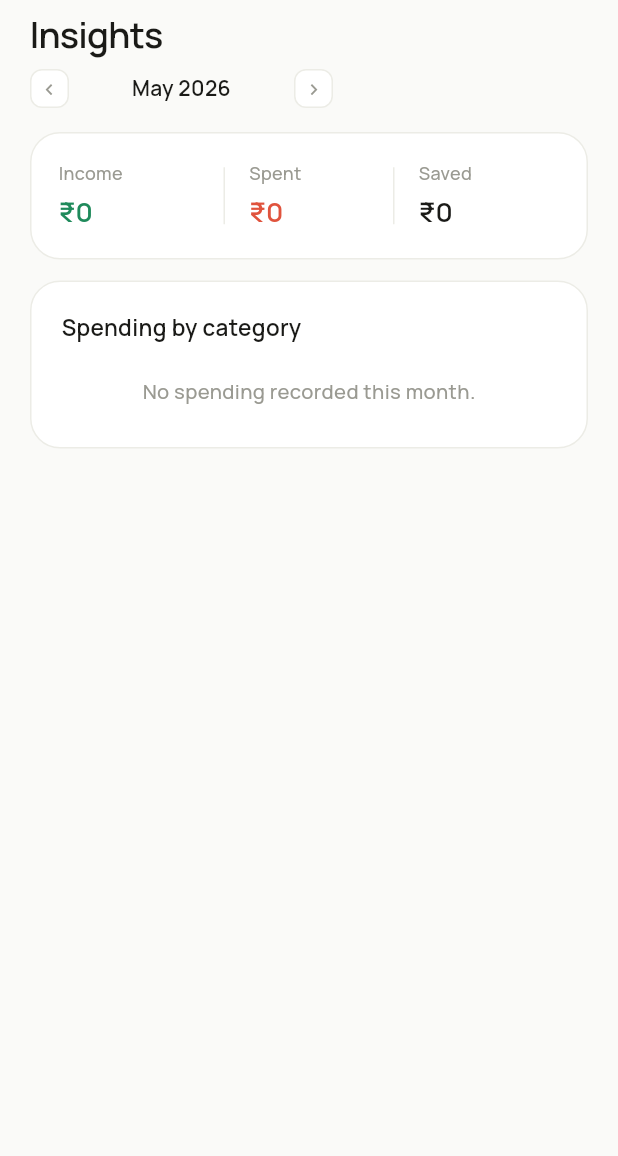
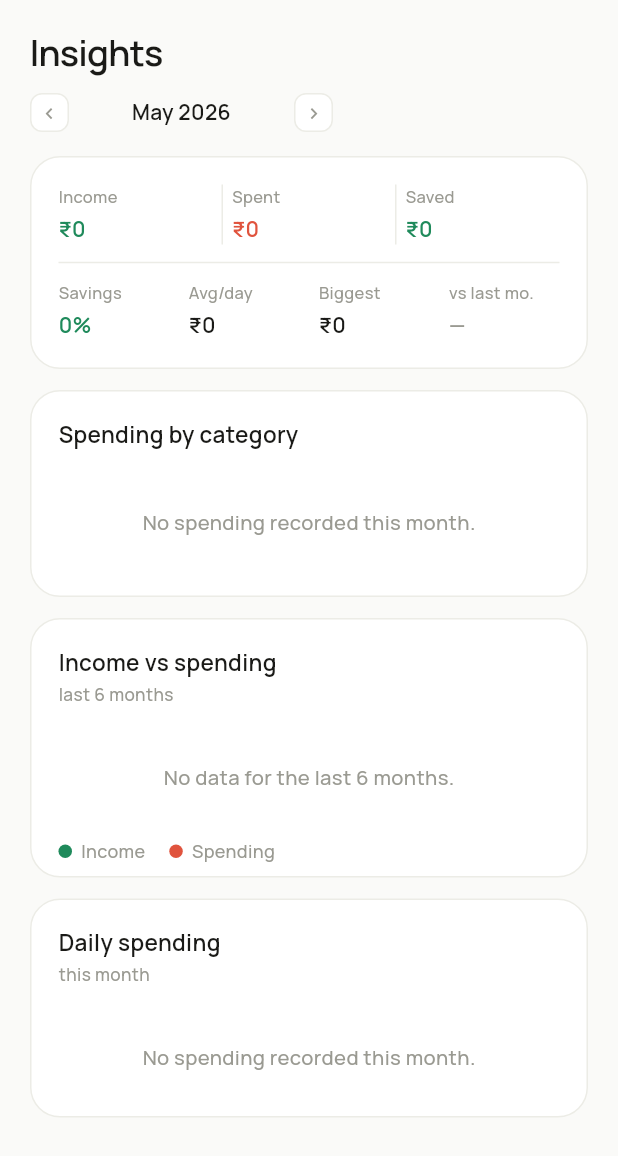
Before and after one commit to thomasmartinoa/SpendWise, a Flutter app: the InsightsScreen widget shown alone on an empty page, opened directly, after a tap on an icon or button, on a phone screen of 412 x 824 dp. Shown: the top 1156 px of the screen. Run offline on Flutter 3.47's test engine with Material 3 defaults, Android fonts, the phone set to English and light mode, and no system bars; our stand-ins replace file_picker, fl_chart, google_fonts, share_plus, shared_preferences; accounts and stored records are empty.

Commit message:
feat: richer Insights screen with fl_chart donut, trend, and daily cards

```diff
--- a/lib/app_state.dart
+++ b/lib/app_state.dart
@@ -398,7 +398,12 @@ class AppState extends ChangeNotifier {
         amount = a;
       });
 
-  int _now() => DateTime.now().millisecondsSinceEpoch;
+  static int _lastNow = 0;
+  int _now() {
+    final ms = DateTime.now().millisecondsSinceEpoch;
+    _lastNow = ms > _lastNow ? ms : _lastNow + 1;
+    return _lastNow;
+  }
 
   void save() {
     final val = double.tryParse(amount) ?? 0;
--- a/lib/screens/insights_screen.dart
+++ b/lib/screens/insights_screen.dart
@@ -1,8 +1,10 @@
 import 'package:flutter/material.dart';
-import 'package:provider/provider.dart';
 
-import '../app_state.dart';
 import '../theme.dart';
+import '../widgets/charts/category_donut_card.dart';
+import '../widgets/charts/daily_spending_card.dart';
+import '../widgets/charts/monthly_trend_card.dart';
+import '../widgets/charts/summary_stats_card.dart';
 import '../widgets/ui.dart';
 
 class InsightsScreen extends StatelessWidget {
@@ -10,23 +12,9 @@ class InsightsScreen extends StatelessWidget {
 
   @override
   Widget build(BuildContext context) {
-    final app = context.watch<AppState>();
     final c = AppColors.of(context);
-
-    // aggregate spending by category for the viewed month
-    final agg = <String, int>{};
-    for (final t in app.monthTx) {
-      agg[t.category] = (agg[t.category] ?? 0) + t.amount;
-    }
-    final catArr = agg.entries
-        .map((e) => (cat: app.catOf(e.key), amt: e.value))
-        .toList()
-      ..sort((a, b) => b.amt - a.amt);
-    final maxCat =
-        catArr.isEmpty ? 1 : catArr.map((e) => e.amt).reduce((a, b) => a > b ? a : b);
-
     return ListView(
-      padding: const EdgeInsets.fromLTRB(20, 6, 20, 116),
+      padding: const EdgeInsets.fromLTRB(20, 18, 20, 116),
       children: [
         Text('Insights',
             style: manrope(
@@ -34,136 +22,17 @@ class InsightsScreen extends StatelessWidget {
                 weight: FontWeight.w800,
                 color: c.ink,
                 letterSpacing: -0.5)),
-        const SizedBox(height: 6),
+        const SizedBox(height: 10),
         const MonthSwitch(),
         const SizedBox(height: 16),
-
-        // summary
-        AppCard(
-          child: Row(
-            children: [
-              _Stat(label: 'Income', value: app.fmt(app.monthIncome), color: Brand.green),
-              _vDivider(c.line),
-              _Stat(label: 'Spent', value: app.fmt(app.monthSpent), color: Brand.accent, padLeft: true),
-              _vDivider(c.line),
-              _Stat(label: 'Saved', value: app.fmt(app.monthIncome - app.monthSpent), color: c.ink, padLeft: true),
-            ],
-          ),
-        ),
+        const SummaryStatsCard(),
         const SizedBox(height: 14),
-
-        // category bars
-        AppCard(
-          padding: const EdgeInsets.all(20),
-          child: Column(
-            crossAxisAlignment: CrossAxisAlignment.start,
-            children: [
-              Text('Spending by category',
-                  style: manrope(
-                      size: 15, weight: FontWeight.w800, color: c.ink)),
-              if (catArr.isEmpty)
-                Padding(
-                  padding: const EdgeInsets.only(top: 22, bottom: 8),
-                  child: Center(
-                    child: Text('No spending recorded this month.',
-                        style: manrope(
-                            size: 13.5,
-                            weight: FontWeight.w600,
-                            color: c.ink2)),
-                  ),
-                )
-              else
-                ...catArr.map((e) {
-                  final pct = (e.amt / maxCat * 100).round();
-                  final clamped = pct < 6 ? 6 : pct;
-                  return Padding(
-                    padding: const EdgeInsets.only(top: 16),
-                    child: Column(
-                      crossAxisAlignment: CrossAxisAlignment.start,
-                      children: [
-                        Row(
-                          mainAxisAlignment: MainAxisAlignment.spaceBetween,
-                          children: [
-                            Row(
-                              children: [
-                                Container(
-                                  width: 10,
-                                  height: 10,
-                                  decoration: BoxDecoration(
-                                    color: e.cat.color,
-                                    borderRadius: BorderRadius.circular(3),
-                                  ),
-                                ),
-                                const SizedBox(width: 9),
-                                Text(e.cat.label,
-                                    style: manrope(
-                                        size: 13.5,
-                                        weight: FontWeight.w700,
-                                        color: c.ink)),
-                              ],
-                            ),
-                            Text(app.fmt(e.amt),
-                                style: manrope(
-                                    size: 13.5,
-                                    weight: FontWeight.w700,
-                                    color: c.ink)),
-                          ],
-                        ),
-                        const SizedBox(height: 8),
-                        ClipRRect(
-                          borderRadius: BorderRadius.circular(6),
-                          child: LinearProgressIndicator(
-                            value: clamped / 100,
-                            minHeight: 9,
-                            backgroundColor: c.key,
-                            valueColor:
-                                AlwaysStoppedAnimation<Color>(e.cat.color),
-                          ),
-                        ),
-                      ],
-                    ),
-                  );
-                }),
-            ],
-          ),
-        ),
+        const CategoryDonutCard(),
+        const SizedBox(height: 14),
+        const MonthlyTrendCard(),
+        const SizedBox(height: 14),
+        const DailySpendingCard(),
       ],
     );
   }
-
-  Widget _vDivider(Color color) =>
-      Container(width: 1, height: 38, color: color, margin: const EdgeInsets.symmetric(horizontal: 2));
 }
-
-class _Stat extends StatelessWidget {
-  final String label, value;
-  final Color color;
-  final bool padLeft;
-  const _Stat(
-      {required this.label,
-      required this.value,
-      required this.color,
-      this.padLeft = false});
-
-  @override
-  Widget build(BuildContext context) {
-    final c = AppColors.of(context);
-    return Expanded(
-      child: Padding(
-        padding: EdgeInsets.only(left: padLeft ? 14 : 0),
-        child: Column(
-          crossAxisAlignment: CrossAxisAlignment.start,
-          children: [
-            Text(label,
-                style:
-                    manrope(size: 12, weight: FontWeight.w600, color: c.ink2)),
-            const SizedBox(height: 4),
-            Text(value,
-                style:
-                    manrope(size: 18, weight: FontWeight.w800, color: color)),
-          ],
-        ),
-      ),
-    );
-  }
-}
```
Also changed, not shown: 1 other file.
